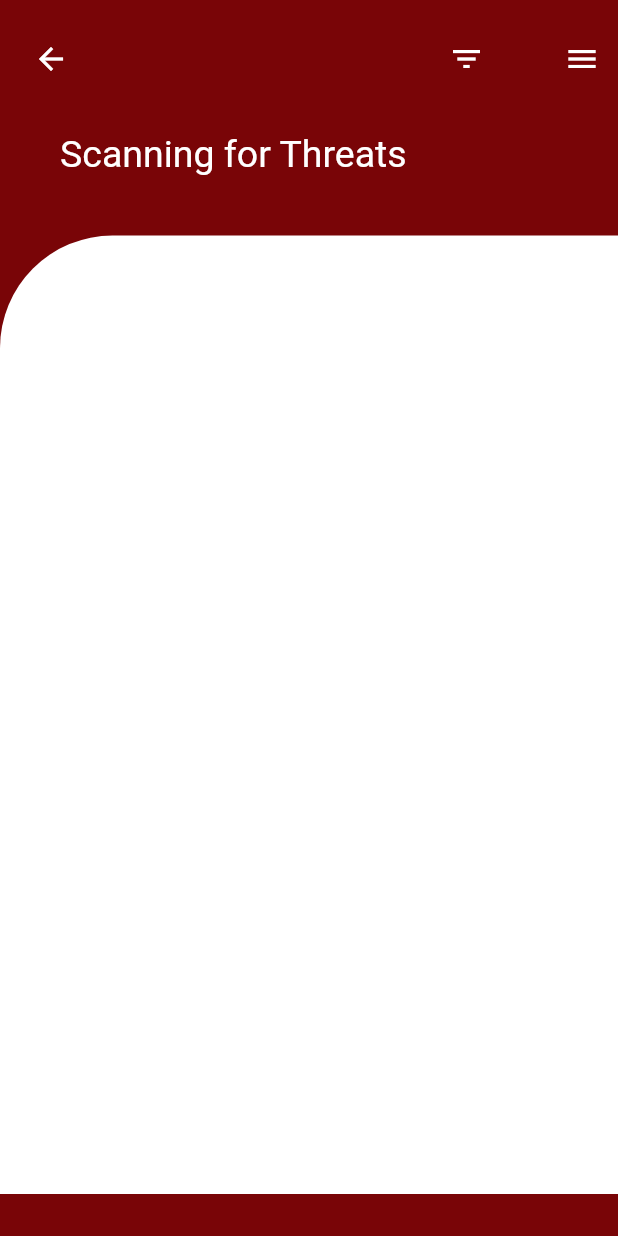
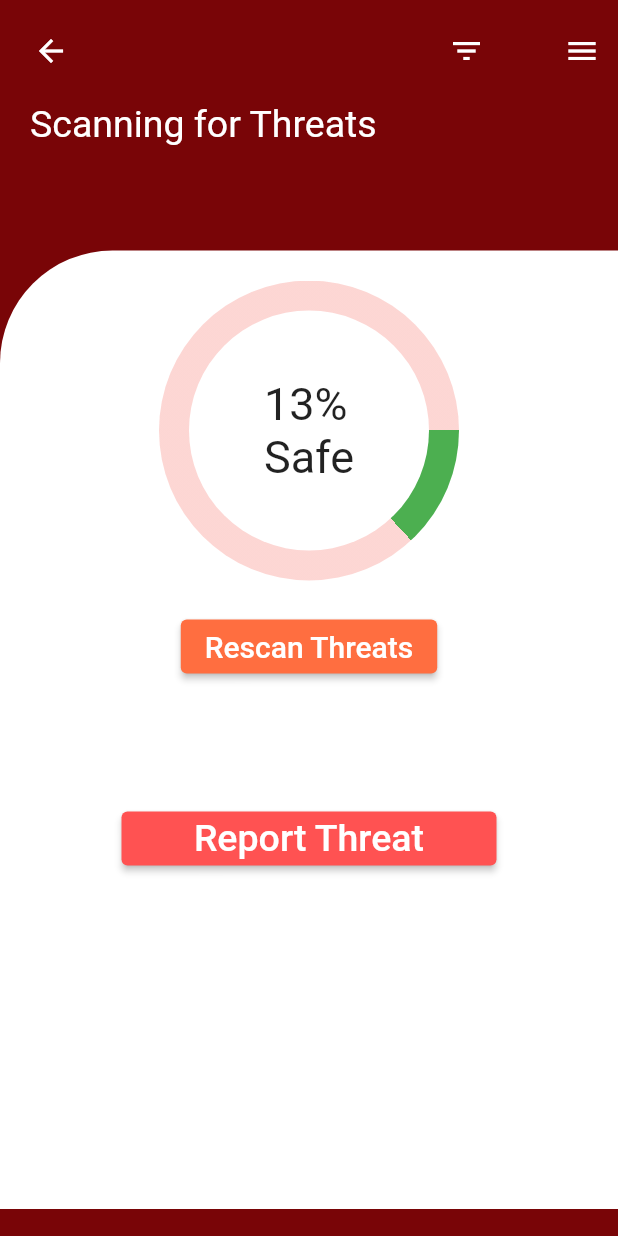
Before and after one commit to akanshasen/mobileShielding, a Flutter app: the ScanTPage screen opened directly, on a phone screen of 412 x 824 dp. Run offline on Flutter 3.47's test engine with Material 2 defaults, Android fonts, the phone set to English and light mode, and no system bars.

Commit message:
scan for threats page will now show threats found, button for reporting thread created - TODO: link to reporting page

```diff
--- a/lib/scanThreatsPage.dart
+++ b/lib/scanThreatsPage.dart
@@ -1,3 +1,5 @@
+import 'dart:io';
+
 import 'package:flutter/material.dart';
 import 'package:mobileshielding/homepageButtons.dart';
 
@@ -20,6 +22,8 @@ class ScanTPage extends StatefulWidget {
 }
 
 class _scanThreatsPage extends State<ScanTPage> {
+  final size = 200.0;
+
   @override
   Widget build(BuildContext context) {
     return Scaffold(
@@ -27,7 +31,7 @@ class _scanThreatsPage extends State<ScanTPage> {
       body: ListView(
         children: <Widget>[
           Padding(
-            padding: EdgeInsets.only(top: 15.0, left: 10.0),
+            padding: EdgeInsets.only(top: 10.0, left: 10.0),
             child: Row(
               mainAxisAlignment: MainAxisAlignment.spaceBetween,
               children: <Widget>[
@@ -35,10 +39,8 @@ class _scanThreatsPage extends State<ScanTPage> {
                   icon: Icon(Icons.arrow_back_sharp),
                   color: Colors.white,
                   onPressed: () {
-                    Navigator.push(
-                        context,
-                        MaterialPageRoute(
-                            builder: (context) => HomePage()));
+                    Navigator.push(context,
+                        MaterialPageRoute(builder: (context) => HomePage()));
                   },
                 ),
                 Container(
@@ -57,41 +59,135 @@ class _scanThreatsPage extends State<ScanTPage> {
                         onPressed: () {},
                       )
                     ],
-                    ))
+                  ),
+                ),
               ],
             ),
           ),
-          SizedBox(height: 25.0),
+          SizedBox(height: 10.0),
           Padding(
-            padding: EdgeInsets.only(left: 40.0),
+            padding: EdgeInsets.only(left: 20.0),
             child: Row(
               children: <Widget>[
-                Text('Scanning for Threats',
+                Text(
+                  'Scanning for Threats',
                   style: TextStyle(
                     color: Colors.white,
                     fontWeight: FontWeight.w400,
-                        fontSize: 25.0)),
-                SizedBox(width: 10.0),
+                    fontSize: 25.0,
+                  ),
+                ),
               ],
             ),
           ),
-          SizedBox(height: 40.0),
+          SizedBox(height: 70.0), //height of the white space
           Container(
+            padding: EdgeInsets.only(top: 20.0),
             height: MediaQuery.of(context).size.height - 185.0,
             decoration: BoxDecoration(
               color: Colors.white,
-              borderRadius: BorderRadius.only(topLeft: Radius.circular(75.0)),
+              borderRadius: BorderRadius.only(
+                topLeft: Radius.circular(75.0),
               ),
-            child: ListView(
-              primary: false,
-              padding: EdgeInsets.only(left: 25.0, right: 20.0),
+            ),
+            child: Column(
               children: <Widget>[
+                TweenAnimationBuilder(
+                  tween: Tween(begin: 0.0, end: 1.0),
+                  duration: Duration(seconds: 4),
+                  builder: (context, double value, child) {
+                    int percentage = (value * 27).ceil();
+                    return Container(
+                      width: size,
+                      height: size,
+                      child: Stack(
+                        children: [
+                          ShaderMask(
+                            shaderCallback: (rect) {
+                              return SweepGradient(
+                                  startAngle: 0.0,
+                                  endAngle: 1.73,
+                                  stops: [
+                                    value,
+                                    value,
+                                  ],
+                                  colors: [
+                                    Colors.green,
+                                    Colors.red.withAlpha(55)
+                                  ]).createShader(rect);
+                            },
+                            child: Container(
+                              width: size,
+                              height: size,
+                              decoration: BoxDecoration(
+                                  shape: BoxShape.circle, color: Colors.white),
+                            ),
+                          ),
+                          Center(
+                            child: Container(
+                              width: size - 40,
+                              height: size - 40,
+                              decoration: BoxDecoration(
+                                  color: Colors.white, shape: BoxShape.circle),
+                              child: Center(
+                                child: Text(
+                                  "$percentage%" + "\nSafe",
+                                  style: TextStyle(fontSize: 30),
+                                ),
+                              ),
+                            ),
+                          ),
                         ],
                       ),
-          )
+                    );
+                  },
+                ),
+                Container(
+                  padding: EdgeInsets.only(top: 20.0),
+                  height: size,
+                  width: 280.0,
+                  child: Column(
+                    children: [
+                      ElevatedButton(
+                        onPressed: () {
+                          Navigator.push(
+                              context,
+                              MaterialPageRoute(
+                                  builder: (context) => ScanThreatsPage()));
+                        },
+                        style: ElevatedButton.styleFrom(
+                            primary: Colors.deepOrangeAccent),
+                        child: Text(
+                          'Rescan Threats',
+                          style: TextStyle(color: Colors.white, fontSize: 20),
+                        ),
+                      ),
+                      Container(
+                        padding: EdgeInsets.only(top: 80.0),
+                        width: 250.0,
+                        child: ElevatedButton(
+                          onPressed: () {
+                            Navigator.push(
+                                context,
+                                MaterialPageRoute(
+                                    builder: (context) => ScanThreatsPage()));
+                          },
+                          style: ElevatedButton.styleFrom(
+                              primary: Colors.redAccent),
+                          child: Text(
+                            'Report Threat',
+                            style: TextStyle(color: Colors.white, fontSize: 25),
+                          ),
+                        ),
+                      ),
+                    ],
+                  ),
+                ),
+              ],
+            ),
+          ),
         ],
       ),
     );
   }
-
 }
```
Also changed, not shown: lib/homepageButtons.dart (+27 -14 lines), lib/loginpage.dart (+37 -20 lines). Lines whose indentation alone changed are shown as unchanged.
